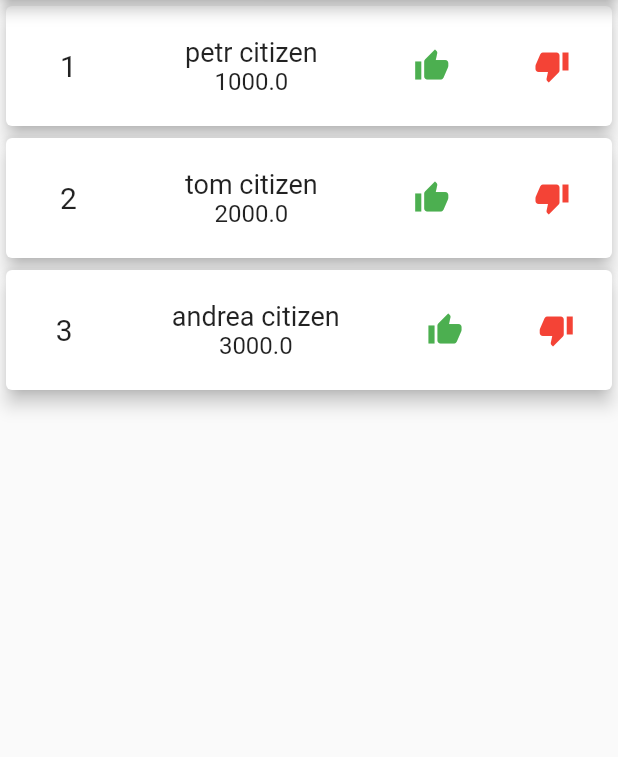
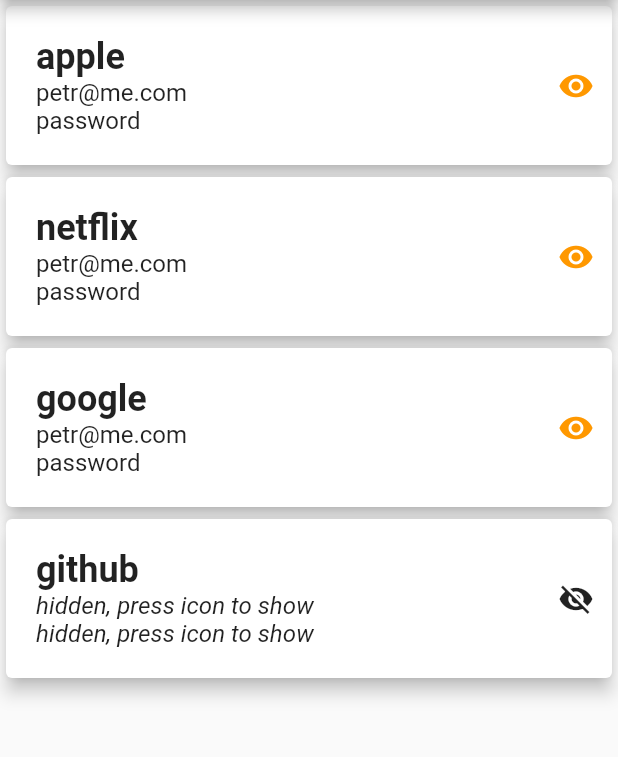
Before and after one commit to petrdragonman/another_bloc_app, a Flutter app: the screen it shows after launch, on a phone screen of 412 x 824 dp, the part 84-841 px from its top. Run offline on Flutter 3.47's test engine with Material 2 defaults, Android fonts, the phone set to English and light mode, and no system bars.

Commit message:
updated files to new functionality

```diff
--- a/lib/employee.dart
+++ /dev/null
@@ -1,23 +0,0 @@
-class Employee{
-  int _id;
-  String _name;
-  double _salary;
-
-  Employee(this._id, this._name, this._salary);
-
-  // setter
-  set id(int id){
-    this._id = id;
-  }
-  set name(String name){
-    this._name = name;
-  }
-  set salary(double salary){
-    this._salary = salary;
-  }
-
-  // getter
-  int get id => this._id;
-  String get name => this._name;
-  double get salary => this._salary;
-}
--- a/lib/employeeBloc.dart
+++ /dev/null
@@ -1,57 +0,0 @@
-import 'dart:async';
-
-import './employee.dart';
-//1 -> imports
-
-class EmployeeBloc{
-  // sink to add in pipe
-  // stream to get data from pipe
-
-  //2 -> lists or datasets -> employees
-  List<Employee> _employeeList = [
-    Employee(1, 'petr citizen', 1000.0),
-    Employee(2, 'tom citizen', 2000.0),
-    Employee(3, 'andrea citizen', 3000.0)
-  ];
-  // 3 -> stream controllers
-  final _employeeListStreamController = StreamController<List<Employee>>();
-  final _employeeSalaryIncrementStreamController = StreamController<Employee>();
-  final _employeeSalaryDecrementStreamController = StreamController<Employee>();
-
-  //4 -> stream sink getters
-  Stream<List<Employee>> get employeeListStream => _employeeListStreamController.stream;
-  StreamSink<List<Employee>> get employeeListSink => _employeeListStreamController.sink;
-
-  StreamSink<Employee> get empployeeSalaryIncrementSink => _employeeSalaryIncrementStreamController.sink;
-  StreamSink<Employee> get employeeSalaryDecrementSink => _employeeSalaryDecrementStreamController.sink;
-
-  EmployeeBloc(){
-    //5 -> contructor -> add data
-    _employeeListStreamController.add(_employeeList);
-    //5 -> contructor -> listen to changes
-    _employeeSalaryIncrementStreamController.stream.listen(_incrementSalary);
-    _employeeSalaryDecrementStreamController.stream.listen(_decrementSalary);
-  }
-
-  //6 -> core functions
-  _incrementSalary(Employee employee){
-    double salary = employee.salary;
-    double incrementedSalary = salary * 20/100;
-    _employeeList[employee.id - 1].salary = salary + incrementedSalary;
-    employeeListSink.add(_employeeList);
-  }
-
-  _decrementSalary(Employee employee){
-    double salary = employee.salary;
-    double decrementedSalary = salary * 20/100;
-    _employeeList[employee.id - 1].salary = salary - decrementedSalary;
-    employeeListSink.add(_employeeList);
-  }
-
-  //7 -> dispose
-  void dispose(){
-    _employeeSalaryIncrementStreamController.close();
-    _employeeSalaryDecrementStreamController.close();
-    _employeeListStreamController.close();
-  }
-}
--- a/lib/homePage.dart
+++ b/lib/homePage.dart
@@ -1,7 +1,7 @@
 import 'package:flutter/material.dart';
 
-import './employee.dart';
-import './employeeBloc.dart';
+import './item.dart';
+import './itemBloc.dart';
 
 class HomePage extends StatefulWidget {
   const HomePage({Key key}) : super(key: key);
@@ -11,12 +11,12 @@ class HomePage extends StatefulWidget {
 }
 
 class _HomePageState extends State<HomePage> {
-  final EmployeeBloc _employeeBloc = EmployeeBloc();
+  final ItemBloc _itemBloc = ItemBloc();
 
   @override
   void dispose() {
     super.dispose();
-    _employeeBloc.dispose();
+    _itemBloc.dispose();
   }
 
   @override
@@ -26,57 +26,66 @@ class _HomePageState extends State<HomePage> {
         title: Text('another bloc app'),
       ),
       body: Container(
-        child: StreamBuilder<List<Employee>>(
-          stream: _employeeBloc.employeeListStream,
-          builder:
-              (BuildContext context, AsyncSnapshot<List<Employee>> snapshot) {
+        child: StreamBuilder<List<Item>>(
+          //stream: _employeeBloc.employeeListStream,
+          stream: _itemBloc.itemListStream,
+          builder: (BuildContext context, AsyncSnapshot<List<Item>> snapshot) {
             return ListView.builder(
               itemCount: snapshot.data.length,
               itemBuilder: (context, index) {
                 return Card(
                   elevation: 5.0,
                   child: Row(
-                    mainAxisAlignment: MainAxisAlignment.spaceAround,
+                    mainAxisAlignment: MainAxisAlignment.spaceBetween,
                     children: <Widget>[
                       Container(
                         padding: EdgeInsets.all(20.0),
-                        child: Text(
-                          snapshot.data[index].id.toString(),
-                          style: TextStyle(fontSize: 20.0),
-                        ),
-                      ),
-                      Container(
-                        padding: EdgeInsets.all(20.0),
                         child: Column(
+                          crossAxisAlignment: CrossAxisAlignment.start,
                           children: <Widget>[
                             Text(
-                              snapshot.data[index].name,
-                              style: TextStyle(fontSize: 18.0),
+                              snapshot.data[index].title,
+                              style: TextStyle(
+                                  fontSize: 24.0, fontWeight: FontWeight.bold),
                             ),
-                            Text(
-                              snapshot.data[index].salary.toString(),
-                              style: TextStyle(fontSize: 16.0),
-                            ),
+                            snapshot.data[index].isVisible
+                                ? Text(
+                                    snapshot.data[index].username,
+                                    style: TextStyle(fontSize: 16.0),
+                                  )
+                                : Text(
+                                    'hidden, press icon to show',
+                                    style: TextStyle(
+                                      fontSize: 16.0,
+                                      fontStyle: FontStyle.italic,
+                                    ),
+                                  ),
+                            snapshot.data[index].isVisible
+                                ? Text(
+                                    snapshot.data[index].password,
+                                    style: TextStyle(fontSize: 16.0),
+                                  )
+                                : Text(
+                                    'hidden, press icon to show',
+                                    style: TextStyle(
+                                      fontSize: 16.0,
+                                      fontStyle: FontStyle.italic,
+                                    ),
+                                  ),
                           ],
                         ),
                       ),
                       Container(
                         child: IconButton(
-                          icon: Icon(Icons.thumb_up),
-                          color: Colors.green,
-                          onPressed: (){
-                            _employeeBloc.empployeeSalaryIncrementSink.add(snapshot.data[index]);
-                          },
-                        ),
-                      ),
-                      Container(
-                        child: IconButton(
-                          icon: Icon(Icons.thumb_down),
-                          color: Colors.red,
-                          onPressed: (){
-                            _employeeBloc.employeeSalaryDecrementSink.add(snapshot.data[index]);
-                          },
-                        ),
+                            icon: snapshot.data[index].isVisible
+                                ? Icon(
+                                    Icons.visibility,
+                                    color: Colors.orange,
+                                  )
+                                : Icon(Icons.visibility_off),
+                            onPressed: () {
+                              _itemBloc.showItemSink.add(snapshot.data[index]);
+                            }),
                       ),
                     ],
                   ),
--- /dev/null
+++ b/lib/item.dart
@@ -0,0 +1,39 @@
+class Item{
+  int _id;
+  String _title;
+  String _username;
+  String _password;
+  String _description;
+  bool  _isVisible;
+
+  Item(this._id, this._title, this._username, this._password, this._description, this._isVisible);
+
+  // setter
+  set id(int id){
+    this._id = id;
+  }
+  set title(String title){
+    this._title = title;
+  }
+  set username(String username){
+    this._username = username;
+  }
+  set password(String password){
+    this._password = password;
+  }
+  set description(String description){
+    this._description = description;
+  }
+
+  set isVisible(bool isVisible){
+    this._isVisible = isVisible;
+  }
+
+  // getter
+  int get id => this._id;
+  String get title => this._title;
+  String get username => this._username;
+  String get password => this._password;
+  String get description => this._description;
+  bool get isVisible => this._isVisible;
+}
--- /dev/null
+++ b/lib/itemBloc.dart
@@ -0,0 +1,57 @@
+import 'dart:async';
+
+import './item.dart';
+//1 -> imports
+
+class ItemBloc{
+  // sink to add in pipe
+  // stream to get data from pipe
+
+  //2 -> lists or datasets -> employees
+  List<Item> _itemList = [
+    Item(1, 'apple', 'petr@me.com', 'password', 'apple credentials', true),
+    Item(2, 'netflix', 'petr@me.com', 'password', 'netflix credentials', true),
+    Item(3, 'google', 'petr@me.com', 'password', 'google credentials', true),
+    Item(4, 'github', 'petr@me.com', 'password', 'github credentials', false),
+  ];
+  // 3 -> stream controllers
+  final _itemListStreamController = StreamController<List<Item>>();
+  final _addNewItemStreamController = StreamController<Item>();
+  final _showItemStreamController = StreamController<Item>();
+
+  //4 -> stream sink getters
+  Stream<List<Item>> get itemListStream => _itemListStreamController.stream;
+  StreamSink<List<Item>> get itemListSink => _itemListStreamController.sink;
+
+  StreamSink<Item> get addNewItemSink => _addNewItemStreamController.sink;
+  StreamSink<Item> get showItemSink => _showItemStreamController.sink;
+
+  ItemBloc(){
+    //5 -> contructor -> add data
+    _itemListStreamController.add(_itemList);
+    //5 -> contructor -> listen to changes
+    _addNewItemStreamController.stream.listen(_addNewItem);
+    _showItemStreamController.stream.listen(_showItem);
+  }
+
+  //6 -> core functions
+  _addNewItem(Item item){
+
+    itemListSink.add(_itemList);
+  }
+
+  _showItem(Item item){
+    print('in show item');
+    bool isVisible = item.isVisible;
+    // get isVisible bool value, toggle it and set it as a new state value
+    _itemList[item.id-1].isVisible = !isVisible;
+    itemListSink.add(_itemList);
+  }
+
+  //7 -> dispose
+  void dispose(){
+    _addNewItemStreamController.close();
+    _showItemStreamController.close();
+    _itemListStreamController.close();
+  }
+}
```
